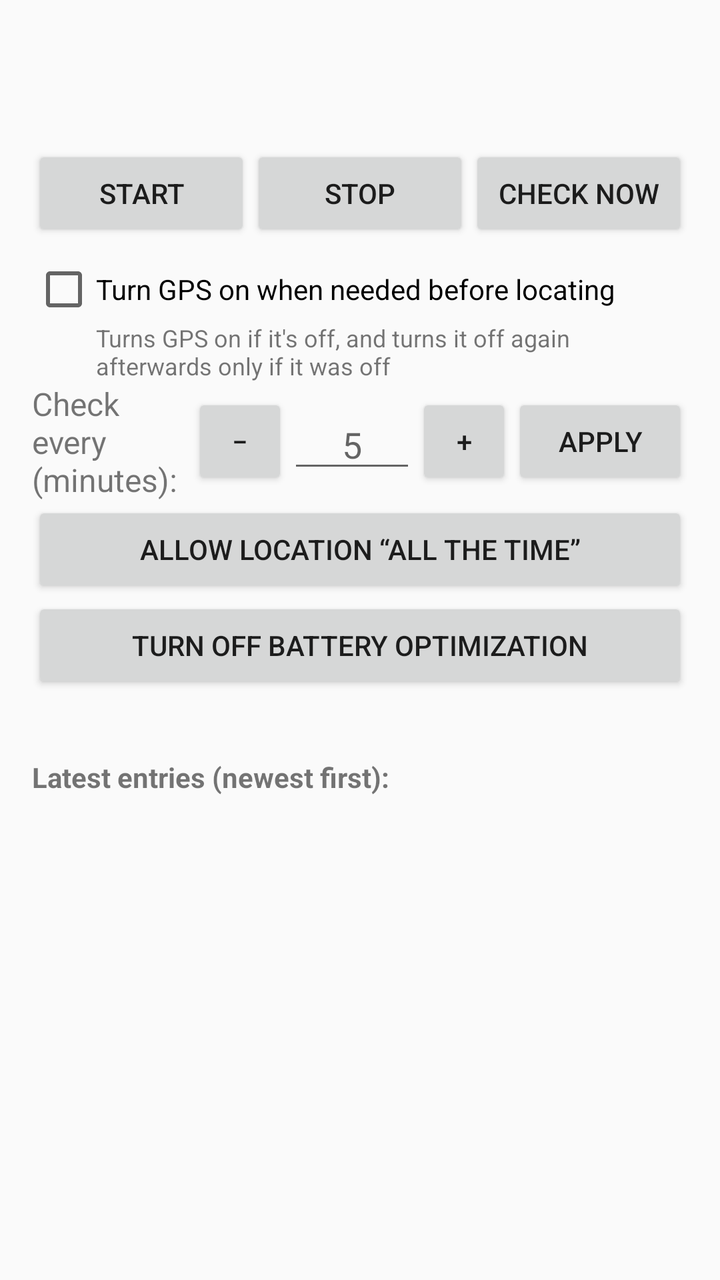
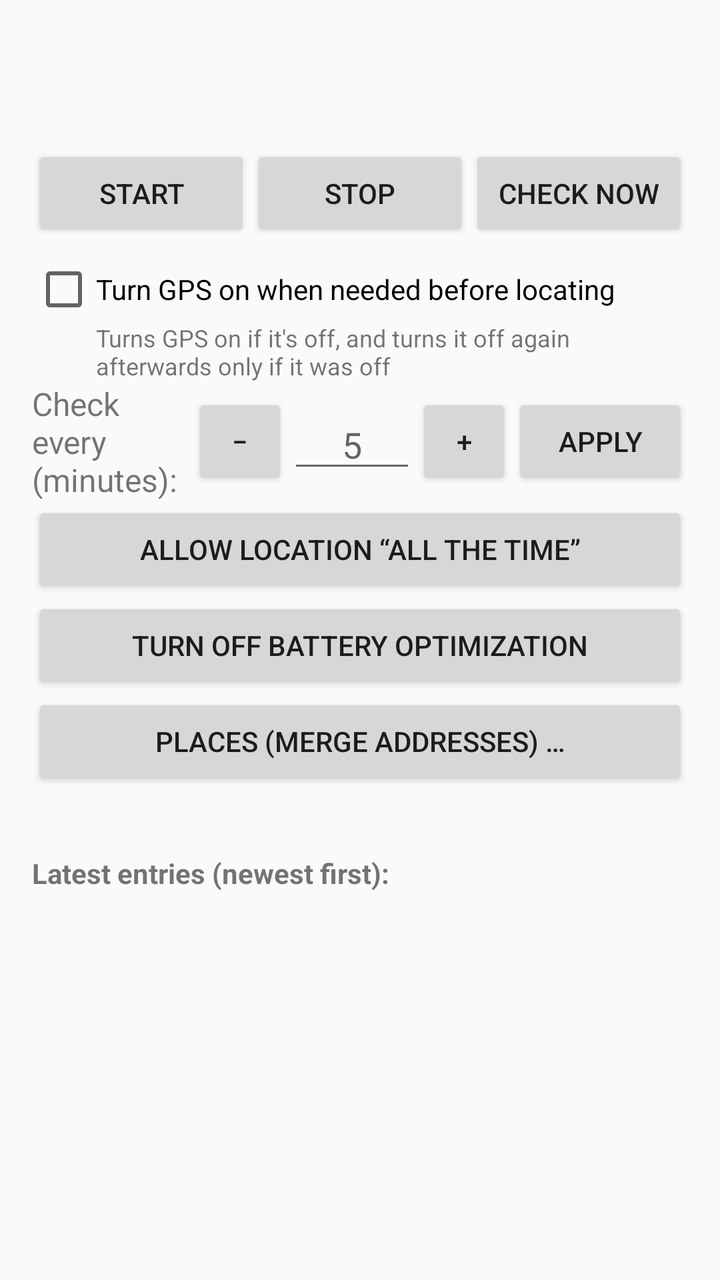

The first picture is an Android layout as it rendered before a commit; the second is the same layout after the commit. The layout source and the unified diff follow.
<!-- AndroidManifest.xml: application theme android:Theme.Material.Light.DarkActionBar -->
<!-- res/layout/activity_main.xml -->
<?xml version="1.0" encoding="utf-8"?>
<LinearLayout xmlns:android="http://schemas.android.com/apk/res/android"
    android:layout_width="match_parent"
    android:layout_height="match_parent"
    android:orientation="vertical"
    android:padding="16dp">

    <TextView
        android:id="@+id/status"
        android:layout_width="match_parent"
        android:layout_height="wrap_content"
        android:textSize="16sp"
        android:textStyle="bold" />

    <TextView
        android:id="@+id/lastCheck"
        android:layout_width="match_parent"
        android:layout_height="wrap_content"
        android:layout_marginTop="4dp"
        android:textSize="14sp" />

    <LinearLayout
        android:layout_width="match_parent"
        android:layout_height="wrap_content"
        android:layout_marginTop="12dp"
        android:orientation="horizontal">
        <Button
            android:id="@+id/btnStart"
            android:layout_width="0dp"
            android:layout_height="wrap_content"
            android:layout_weight="1"
            android:text="Start" />
        <Button
            android:id="@+id/btnStop"
            android:layout_width="0dp"
            android:layout_height="wrap_content"
            android:layout_weight="1"
            android:text="Stop" />
        <Button
            android:id="@+id/btnNow"
            android:layout_width="0dp"
            android:layout_height="wrap_content"
            android:layout_weight="1"
            android:text="Check now" />
    </LinearLayout>

    <CheckBox
        android:id="@+id/chkGpsOff"
        android:layout_width="match_parent"
        android:layout_height="wrap_content"
        android:layout_marginTop="8dp"
        android:text="Turn GPS on when needed before locating" />

    <TextView
        android:id="@+id/gpsHint"
        android:layout_width="match_parent"
        android:layout_height="wrap_content"
        android:layout_marginStart="32dp"
        android:text="Turns GPS on if it's off, and turns it off again afterwards only if it was off"
        android:textSize="12sp" />

    <LinearLayout
        android:layout_width="match_parent"
        android:layout_height="wrap_content"
        android:gravity="center_vertical"
        android:orientation="horizontal">
        <TextView
            android:layout_width="0dp"
            android:layout_height="wrap_content"
            android:layout_weight="1"
            android:text="Check every (minutes):"
            android:textSize="16sp" />
        <Button
            android:id="@+id/btnMinus"
            android:layout_width="48dp"
            android:layout_height="wrap_content"
            android:text="−" />
        <EditText
            android:id="@+id/editInterval"
            android:layout_width="64dp"
            android:layout_height="wrap_content"
            android:gravity="center"
            android:imeOptions="actionDone"
            android:importantForAutofill="no"
            android:hint="5"
            android:inputType="number"
            android:maxLength="4"
            android:selectAllOnFocus="true" />
        <Button
            android:id="@+id/btnPlus"
            android:layout_width="48dp"
            android:layout_height="wrap_content"
            android:text="+" />
        <Button
            android:id="@+id/btnApplyInterval"
            android:layout_width="wrap_content"
            android:layout_height="wrap_content"
            android:text="Apply" />
    </LinearLayout>

    <Button
        android:id="@+id/btnBackground"
        android:layout_width="match_parent"
        android:layout_height="wrap_content"
        android:text="Allow location “all the time”" />

    <Button
        android:id="@+id/btnBattery"
        android:layout_width="match_parent"
        android:layout_height="wrap_content"
        android:text="Turn off battery optimization" />

    <TextView
        android:id="@+id/filePath"
        android:layout_width="match_parent"
        android:layout_height="wrap_content"
        android:layout_marginTop="8dp"
        android:textSize="12sp" />

    <TextView
        android:layout_width="match_parent"
        android:layout_height="wrap_content"
        android:layout_marginTop="8dp"
        android:text="Latest entries (newest first):"
        android:textStyle="bold" />

    <ScrollView
        android:layout_width="match_parent"
        android:layout_height="0dp"
        android:layout_weight="1">
        <TextView
            android:id="@+id/log"
            android:layout_width="match_parent"
            android:layout_height="wrap_content"
            android:fontFamily="monospace"
            android:textIsSelectable="true"
            android:textSize="13sp" />
    </ScrollView>
</LinearLayout>
<!-- resources referenced by this layout -->
<resources>

</resources>

<!-- the commit's change to res/layout/activity_main.xml (unified diff, before → after) -->
@@ -110,6 +110,12 @@
         android:layout_height="wrap_content"
         android:text="Turn off battery optimization" />
 
+    <Button
+        android:id="@+id/btnPlaces"
+        android:layout_width="match_parent"
+        android:layout_height="wrap_content"
+        android:text="Places (merge addresses) …" />
+
     <TextView
         android:id="@+id/filePath"
         android:layout_width="match_parent"
